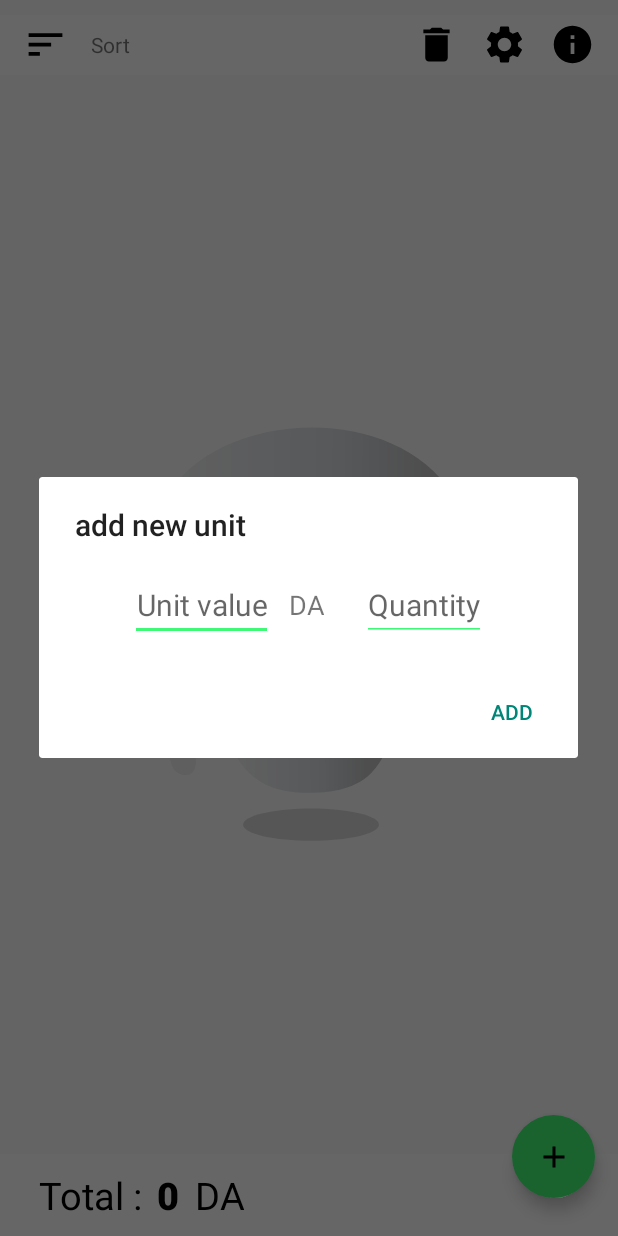
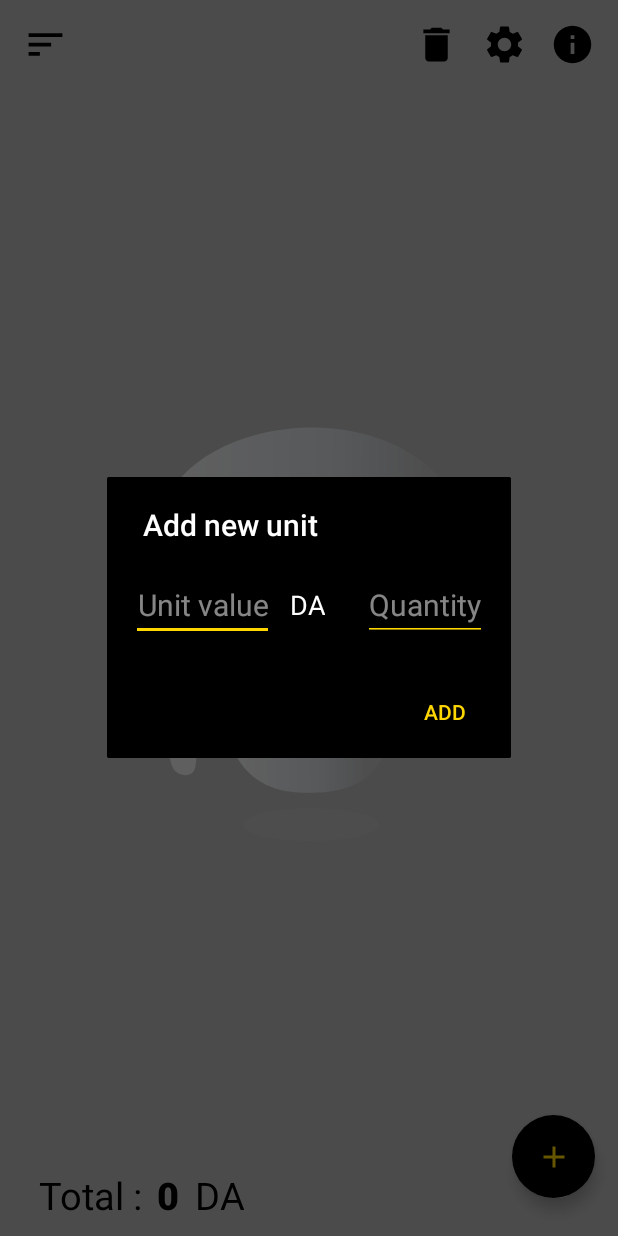
Before and after one commit to B-ii-T/bit-cash, an Android app: the screen it shows after launch (MainActivity), after a tap on "add new unit", on a phone screen of 412 x 824 dp. Run offline under Robolectric (Android 15) with nearby library versions, the light colour scheme and no system bars; libraries missing offline, so code that uses them is left out: maes.tech.intentanim.

Commit message:
design commit - general design changes

```diff
--- a/app/src/main/java/com/example/bitcash/UnitDialog.java
+++ b/app/src/main/java/com/example/bitcash/UnitDialog.java
@@ -23,7 +23,7 @@ public class UnitDialog extends AppCompatDialogFragment {
     @NonNull
     @Override
     public Dialog onCreateDialog(@Nullable Bundle savedInstanceState) {
-        AlertDialog.Builder builder = new AlertDialog.Builder(getActivity());
+        AlertDialog.Builder builder = new AlertDialog.Builder(getActivity(), R.style.new_unit_dialog);
         LayoutInflater inflater = getActivity().getLayoutInflater();
         //inflating view into alertDialog
         View view = inflater.inflate(R.layout.new_input, null);
@@ -32,7 +32,7 @@ public class UnitDialog extends AppCompatDialogFragment {
         EditText qntInput = view.findViewById(R.id.new_unit_qnt);
         //customising dialog
         builder.setView(view)
-                .setTitle("add new unit")
+                .setTitle("Add new unit")
                 .setPositiveButton("add", new DialogInterface.OnClickListener() {
                     @Override
                     public void onClick(DialogInterface dialogInterface, int i) {
@@ -60,6 +60,9 @@ public class UnitDialog extends AppCompatDialogFragment {
                 });
         return builder.create();
     }
+
+
+
     @Override
     public void onAttach(@NonNull Context context) {
         super.onAttach(context);
--- a/app/src/main/res/drawable/ic_add.xml
+++ b/app/src/main/res/drawable/ic_add.xml
@@ -3,7 +3,7 @@
     android:height="50dp"
     android:viewportWidth="24"
     android:viewportHeight="24"
-    android:tint="@color/black">
+    android:tint="@color/gold">
   <path
       android:fillColor="@android:color/black"
       android:pathData="M19,13h-6v6h-2v-6H5v-2h6V5h2v6h6v2z"/>
--- /dev/null
+++ b/app/src/main/res/drawable/ic_delete_gold.xml
@@ -0,0 +1,10 @@
+<vector xmlns:android="http://schemas.android.com/apk/res/android"
+    android:width="24dp"
+    android:height="24dp"
+    android:viewportWidth="24"
+    android:viewportHeight="24"
+    android:tint="@color/gold">
+  <path
+      android:fillColor="@android:color/white"
+      android:pathData="M6,19c0,1.1 0.9,2 2,2h8c1.1,0 2,-0.9 2,-2V7H6v12zM19,4h-3.5l-1,-1h-5l-1,1H5v2h14V4z"/>
+</vector>
--- a/app/src/main/res/layout/activity_info.xml
+++ b/app/src/main/res/layout/activity_info.xml
@@ -3,12 +3,9 @@
     xmlns:tools="http://schemas.android.com/tools"
     android:layout_width="match_parent"
     android:layout_height="match_parent"
-    android:background="@color/super_green"
     tools:context=".Info">
     <com.anychart.AnyChartView
         android:id="@+id/statistics"
-        android:layout_marginVertical="20dp"
-        android:layout_marginHorizontal="20dp"
         android:layout_centerInParent="true"
         android:layout_width="match_parent"
         android:layout_height="match_parent"/>
--- a/app/src/main/res/layout/activity_main.xml
+++ b/app/src/main/res/layout/activity_main.xml
@@ -4,7 +4,7 @@
     android:layout_width="match_parent"
     android:layout_height="match_parent"
     xmlns:app="http://schemas.android.com/apk/res-auto"
-    android:background="@color/light_white"
+    android:background="@color/light_gray"
     tools:context=".MainActivity">
         <com.airbnb.lottie.LottieAnimationView
             android:visibility="gone"
@@ -15,6 +15,7 @@
             app:lottie_rawRes="@raw/robot"
             android:layout_centerInParent="true"
             app:lottie_loop="true"/>
+
     <RelativeLayout
         android:id="@+id/header"
         style="@style/header">
@@ -43,12 +44,6 @@
             android:layout_alignParentStart="true"
             android:layout_marginStart="15dp"
             android:src="@drawable/ic_sort" />
-        <TextView
-            android:layout_width="wrap_content"
-            android:layout_height="wrap_content"
-            android:text="@string/sort"
-            android:layout_toEndOf="@id/sort_btn"
-            android:layout_centerVertical="true"/>
     </RelativeLayout>
 
     <LinearLayout
--- a/app/src/main/res/layout/new_input.xml
+++ b/app/src/main/res/layout/new_input.xml
@@ -12,5 +12,6 @@
     <EditText
         android:id="@+id/new_unit_qnt"
         android:hint="@string/quantity"
+        android:textColor="@color/gold"
         style="@style/new_unit_input"/>
 </LinearLayout>
--- a/app/src/main/res/menu/sort_menu.xml
+++ b/app/src/main/res/menu/sort_menu.xml
@@ -1,15 +1,15 @@
 <?xml version="1.0" encoding="utf-8"?>
 <menu xmlns:android="http://schemas.android.com/apk/res/android">
-    <item android:id="@+id/time_desc" android:icon="@drawable/ic_desc"
-        android:title="@string/time"/>
-    <item android:id="@+id/time_asc" android:icon="@drawable/ic_asc"
-        android:title="@string/time"/>
-    <item android:id="@+id/value_desc" android:icon="@drawable/ic_desc"
-        android:title="@string/unit_value"/>
-    <item android:id="@+id/value_asc" android:icon="@drawable/ic_asc"
-        android:title="@string/unit_value"/>
-    <item android:id="@+id/qnt_desc" android:icon="@drawable/ic_desc"
-        android:title="@string/quantity"/>
-    <item android:id="@+id/qnt_asc" android:icon="@drawable/ic_asc"
-        android:title="@string/quantity"/>
+    <item android:id="@+id/time_desc"
+        android:title="@string/last_created_first"/>
+    <item android:id="@+id/time_asc"
+        android:title="@string/last_created_last"/>
+    <item android:id="@+id/value_desc"
+        android:title="@string/highest_value_first"/>
+    <item android:id="@+id/value_asc"
+        android:title="@string/highest_value_last"/>
+    <item android:id="@+id/qnt_desc"
+        android:title="@string/largest_quantity_first"/>
+    <item android:id="@+id/qnt_asc"
+        android:title="@string/largest_quantity_last"/>
 </menu>
--- a/app/src/main/res/values/colors.xml
+++ b/app/src/main/res/values/colors.xml
@@ -11,4 +11,7 @@
     <color name="gold">#FFD700</color>
     <color name="light_gold">#FFED8A</color>
     <color name="super_green">#41F876</color>
+    <color name="light_gray">#bdbdbd</color>
+    <color name="dark_gray">#9e9e9e</color>
+    <color name="shadow_color">#80000000</color>
 </resources>
--- a/app/src/main/res/values/strings.xml
+++ b/app/src/main/res/values/strings.xml
@@ -15,4 +15,10 @@
     <string name="cash">Cash</string>
     <string name="time">Time</string>
     <string name="sort">Sort</string>
+    <string name="last_created_first">Last created first</string>
+    <string name="last_created_last">Last created last</string>
+    <string name="highest_value_first">Highest value first</string>
+    <string name="highest_value_last">Highest value last</string>
+    <string name="largest_quantity_first">Largest quantity first</string>
+    <string name="largest_quantity_last">Largest quantity last</string>
 </resources>
--- a/app/src/main/res/values/themes.xml
+++ b/app/src/main/res/values/themes.xml
@@ -12,13 +12,17 @@
         <!-- Status bar color. -->
         <item name="android:statusBarColor" tools:targetApi="l">?attr/colorPrimaryVariant</item>
         <!-- Customize your theme here. -->
+        <item name="popupMenuStyle">@style/popUpMenu</item>
+    </style>
+    <style name="popUpMenu" parent="ThemeOverlay.Material3.Dark">>
+        <item name="popupMenuBackground">@color/black</item>
     </style>
     <style name="header">
         <item name="android:layout_width">match_parent</item>
         <item name="android:layout_height">40dp</item>
         <item name="android:layout_marginTop">10dp</item>
         <item name="android:layout_alignParentTop">true</item>
-        <item name="android:background">@color/white</item>
+        <item name="android:background">@color/light_gray</item>
     </style>
     <style name="options">
         <item name="android:layout_width">30dp</item>
@@ -40,7 +44,7 @@
         <item name="android:padding">20dp</item>
     </style>
     <style name="unit_value">
-        <item name="android:layout_width">match_parent</item>
+        <item name="android:layout_width">wrap_content</item>
         <item name="android:layout_height">match_parent</item>
         <item name="android:textColor">@color/black</item>
         <item name="android:textSize">50sp</item>
@@ -62,28 +66,22 @@
     <style name="control_box">
         <item name="android:layout_width">wrap_content</item>
         <item name="android:layout_height">match_parent</item>
-        <item name="android:orientation">horizontal</item>
+        <item name="android:orientation">vertical</item>
         <item name="android:gravity">center</item>
         <item name="android:layout_alignParentEnd">true</item>
     </style>
     <style name="qnt_text">
         <item name="android:layout_width">wrap_content</item>
         <item name="android:layout_height">wrap_content</item>
+        <item name="android:gravity">center</item>
         <item name="android:textSize">18sp</item>
-        <item name="android:textStyle">bold</item>
-        <item name="android:layout_marginStart">10dp</item>
-        <item name="android:layout_marginEnd">10dp</item>
-    </style>
-    <style name="control_btn">
-        <item name="android:layout_width">30dp</item>
-        <item name="android:layout_height">30dp</item>
-        <item name="android:background">@drawable/control_btn</item>
         <item name="android:textStyle">bold</item>
         <item name="android:textColor">@color/black</item>
         <item name="android:fontFamily">sans-serif-black</item>
-        <item name="android:textSize">10sp</item>
-        <item name="android:gravity">center</item>
-        <item name="android:textAlignment">center</item>
+    </style>
+    <style name="control_btn">
+        <item name="android:layout_width">20dp</item>
+        <item name="android:layout_height">20dp</item>
     </style>
     <style name="recycler_view">
         <item name="android:layout_width">match_parent</item>
@@ -96,7 +94,7 @@
         <item name="android:layout_height">55dp</item>
         <item name="android:layout_alignParentBottom">true</item>
         <item name="android:layout_alignParentEnd">true</item>
-        <item name="android:backgroundTint">@color/super_green</item>
+        <item name="android:backgroundTint">@color/black</item>
         <item name="android:layout_marginEnd">15dp</item>
         <item name="android:layout_marginBottom">25dp</item>
         <item name="android:src">@drawable/ic_add</item>
@@ -127,26 +125,35 @@
         <item name="android:padding">10dp</item>
         <item name="android:paddingStart">25dp</item>
         <item name="android:gravity">start</item>
-        <item name="android:background">@color/white</item>
+        <item name="android:background">@color/light_gray</item>
         <item name="android:layout_alignParentBottom">true</item>
     </style>
     <style name="new_unit_container">
         <item name="android:layout_width">match_parent</item>
         <item name="android:layout_height">wrap_content</item>
         <item name="android:orientation">horizontal</item>
+        <item name="android:background">@color/black</item>
         <item name="android:padding">16dp</item>
         <item name="android:gravity">center</item>
+    </style>
+    <style name="new_unit_dialog" parent="Theme.AppCompat.Dialog">
+        <item name="android:colorAccent">@color/gold</item>
+        <item name="android:background">@color/black</item>
+        <item name="android:windowEnterAnimation">@anim/slide_up</item>
+        <item name="android:windowExitAnimation">@anim/slide_bottom</item>
     </style>
     <style name="new_unit_input">
         <item name="android:layout_width">wrap_content</item>
         <item name="android:layout_height">wrap_content</item>
         <item name="android:inputType">number</item>>
         <item name="android:textSize">20sp</item>>
-        <item name="android:textColor">@color/black</item>>
+        <item name="android:textColor">@color/white</item>
+        <item name="android:textColorHint">@color/light_white</item>>
         <item name="android:textAlignment">center</item>>
 <!--        <item name="android:fontFamily">sans-serif-black</item>>-->
-        <item name="android:backgroundTint">@color/super_green</item>
+        <item name="android:backgroundTint">@color/gold</item>
         <item name="android:layout_centerInParent">true</item>
+        <item name="android:textCursorDrawable">@color/gold</item>
     </style>
     <style name="value_text">
         <item name="android:layout_width">wrap_content</item>
@@ -155,13 +162,14 @@
         <item name="android:layout_marginEnd">25dp</item>
         <item name="android:text">@string/da</item>
         <item name="android:textSize">18sp</item>
+        <item name="android:textColor">@color/white</item>
         <item name="android:textAlignment">center</item>
         <item name="android:layout_centerInParent">true</item>
     </style>
     <style name="splash_screen_container">
         <item name="android:layout_width">match_parent</item>
         <item name="android:layout_height">match_parent</item>
-        <item name="android:background">@color/white</item>
+        <item name="android:background">@color/light_gray</item>
         <item name="android:orientation">vertical</item>
         <item name="android:gravity">center</item>
     </style>
```
Also changed, not shown: app/src/main/java/com/example/bitcash/MainActivity.java (+15 -5 lines), app/src/main/java/com/example/bitcash/UnitAdapter.java (+5 -2 lines), app/src/main/res/anim/slide_bottom.xml (added, +9 -0 lines), app/src/main/res/anim/slide_up.xml (added, +9 -0 lines), app/src/main/res/drawable/ic_control_btn.xml (added, +9 -0 lines), app/src/main/res/drawable/unit_exmpl_shape.xml (+8 -7 lines), app/src/main/res/layout/unit_exmpl.xml (+11 -7 lines).
